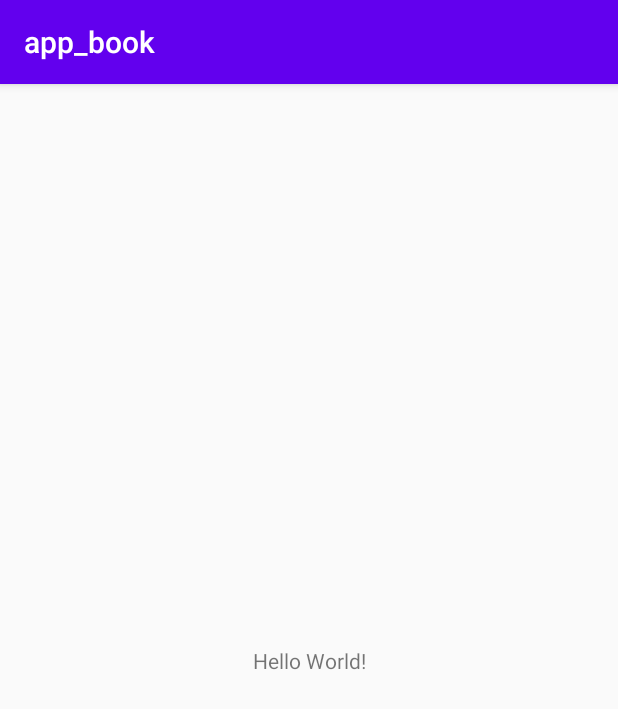
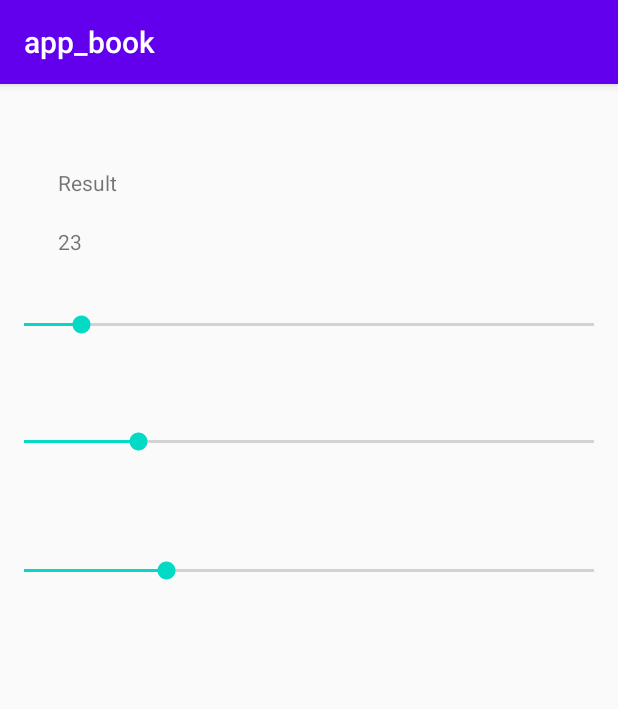
Before and after one commit to OdedHarShefer/app_book, an Android app: the screen it shows after launch (MainActivity before the commit, ActivityPage73 after it), on a phone screen of 412 x 824 dp. Shown: the top 709 px of the screen. Run offline under Robolectric (Android 15) with nearby library versions, the phone set to English and light mode, and no system bars.

Commit message:
page 73 seek bar

```diff
--- a/app/src/main/AndroidManifest.xml
+++ b/app/src/main/AndroidManifest.xml
@@ -9,14 +9,14 @@
         android:roundIcon="@mipmap/ic_launcher_round"
         android:supportsRtl="true"
         android:theme="@style/AppTheme">
-        <activity android:name=".ActivityPage73"></activity>
-        <activity android:name=".MainActivity">
+        <activity android:name=".ActivityPage73">
             <intent-filter>
                 <action android:name="android.intent.action.MAIN" />
 
                 <category android:name="android.intent.category.LAUNCHER" />
             </intent-filter>
         </activity>
+        <activity android:name=".MainActivity"></activity>
     </application>
 
 </manifest>
--- a/app/src/main/java/com/example/app_book/ActivityPage73.java
+++ b/app/src/main/java/com/example/app_book/ActivityPage73.java
@@ -3,12 +3,110 @@ package com.example.app_book;
 import androidx.appcompat.app.AppCompatActivity;
 
 import android.os.Bundle;
+import android.widget.SeekBar;
+import android.widget.TextView;
+
+import java.util.Random;
 
 public class ActivityPage73 extends AppCompatActivity {
+
+    TextView tv1;
+    SeekBar sk1;
+    SeekBar sk2;
+    SeekBar sk3;
+
+    int x1 = 0;
+    int x2 = 0;
+    int x3 = 0;
+    Random rnd = new Random();
+    private SeekBar.OnSeekBarChangeListener sk1Listener = new SeekBar.OnSeekBarChangeListener() {
+        @Override
+        public void onProgressChanged(SeekBar seekBar, int progress, boolean fromUser) {
+            try {
+                x1 = 1 + rnd.nextInt(sk1.getProgress());
+            } catch (Exception e) {
+                x1 = 0;
+            }
+            updateTextView();
+        }
+
+        @Override
+        public void onStartTrackingTouch(SeekBar seekBar) {
+
+        }
+
+        @Override
+        public void onStopTrackingTouch(SeekBar seekBar) {
+
+        }
+    };
+    private SeekBar.OnSeekBarChangeListener sk2Listener = new SeekBar.OnSeekBarChangeListener() {
+        @Override
+        public void onProgressChanged(SeekBar seekBar, int progress, boolean fromUser) {
+            try {
+                x2 = 1 + rnd.nextInt(sk2.getProgress());
+            } catch (Exception e) {
+                x2 = 0;
+            }
+            updateTextView();
+        }
+
+        @Override
+        public void onStartTrackingTouch(SeekBar seekBar) {
+
+        }
+
+        @Override
+        public void onStopTrackingTouch(SeekBar seekBar) {
+
+        }
+    };
+    private SeekBar.OnSeekBarChangeListener sk3Listener = new SeekBar.OnSeekBarChangeListener() {
+        @Override
+        public void onProgressChanged(SeekBar seekBar, int progress, boolean fromUser) {
+            try {
+                x3 = 1 + rnd.nextInt(sk3.getProgress());
+            } catch (Exception e) {
+                x3 = 0;
+            }
+            updateTextView();
+        }
+
+        @Override
+        public void onStartTrackingTouch(SeekBar seekBar) {
+
+        }
+
+        @Override
+        public void onStopTrackingTouch(SeekBar seekBar) {
+
+        }
+    };
 
     @Override
     protected void onCreate(Bundle savedInstanceState) {
         super.onCreate(savedInstanceState);
         setContentView(R.layout.activity_page73);
+
+        tv1 = findViewById(R.id.textView2);
+
+        sk1 = findViewById(R.id.seekBar1);
+        sk1.setOnSeekBarChangeListener(sk1Listener);
+
+        sk2 = findViewById(R.id.seekBar2);
+        sk2.setOnSeekBarChangeListener(sk2Listener);
+
+        sk3 = findViewById(R.id.seekBar3);
+        sk3.setOnSeekBarChangeListener(sk3Listener);
+
+        x1 = 1 + rnd.nextInt(sk1.getProgress());
+        x2 = 1 + rnd.nextInt(sk2.getProgress());
+        x3 = 1 + rnd.nextInt(sk3.getProgress());
+        updateTextView();
+    }
+
+    private void updateTextView() {
+        int r = x1 + x2 + x3;
+        tv1.setText(r + "");
     }
 }
--- a/app/src/main/res/layout/activity_page73.xml
+++ b/app/src/main/res/layout/activity_page73.xml
@@ -6,4 +6,52 @@
     android:layout_height="match_parent"
     tools:context=".ActivityPage73">
 
+    <TextView
+        android:id="@+id/textView1"
+        android:layout_width="wrap_content"
+        android:layout_height="wrap_content"
+        android:layout_marginTop="56dp"
+        android:text="Result"
+        app:layout_constraintEnd_toEndOf="parent"
+        app:layout_constraintHorizontal_bias="0.104"
+        app:layout_constraintStart_toStartOf="parent"
+        app:layout_constraintTop_toTopOf="parent" />
+
+    <SeekBar
+        android:id="@+id/seekBar1"
+        android:layout_width="0dp"
+        android:layout_height="wrap_content"
+        android:layout_marginTop="76dp"
+        android:progress="10"
+        app:layout_constraintEnd_toEndOf="parent"
+        app:layout_constraintStart_toStartOf="parent"
+        app:layout_constraintTop_toBottomOf="@+id/textView1" />
+
+    <SeekBar
+        android:id="@+id/seekBar2"
+        android:layout_width="0dp"
+        android:layout_height="wrap_content"
+        android:layout_marginTop="60dp"
+        android:progress="20"
+        app:layout_constraintEnd_toEndOf="parent"
+        app:layout_constraintStart_toStartOf="parent"
+        app:layout_constraintTop_toBottomOf="@+id/seekBar1" />
+
+    <SeekBar
+        android:id="@+id/seekBar3"
+        android:layout_width="0dp"
+        android:layout_height="wrap_content"
+        android:layout_marginTop="68dp"
+        android:progress="25"
+        app:layout_constraintEnd_toEndOf="parent"
+        app:layout_constraintStart_toStartOf="parent"
+        app:layout_constraintTop_toBottomOf="@+id/seekBar2" />
+
+    <TextView
+        android:id="@+id/textView2"
+        android:layout_width="wrap_content"
+        android:layout_height="wrap_content"
+        android:layout_marginTop="20dp"
+        app:layout_constraintStart_toStartOf="@+id/textView1"
+        app:layout_constraintTop_toBottomOf="@+id/textView1" />
 </androidx.constraintlayout.widget.ConstraintLayout>
```
